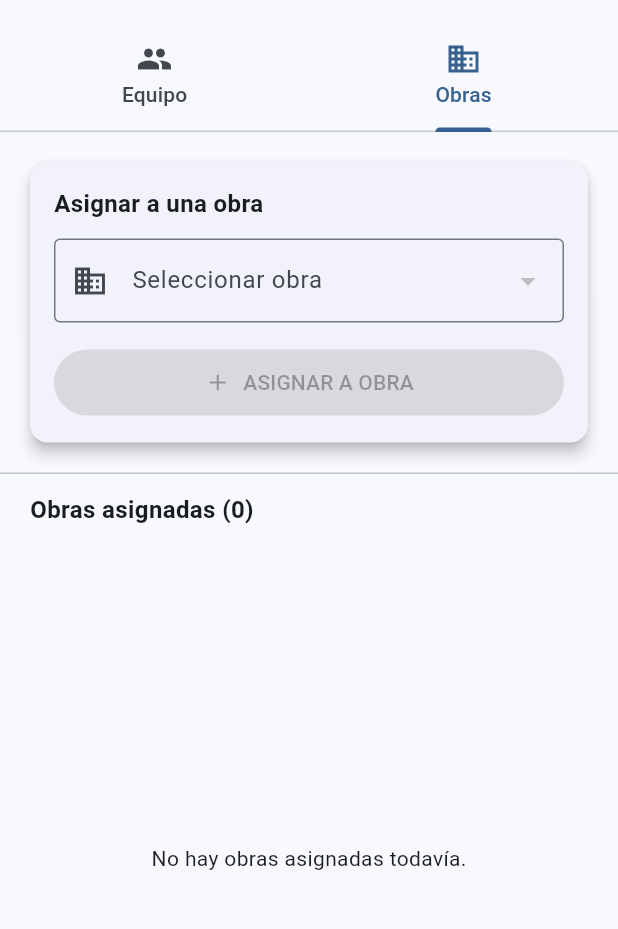
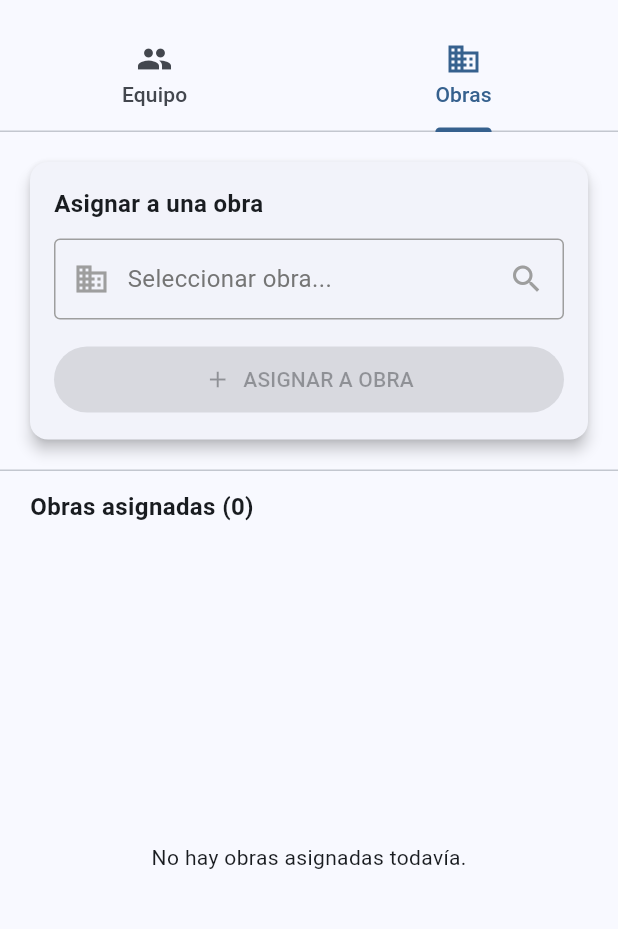
Before and after one commit to Riu22/partes_front, a Flutter app: the AsignarJefeScreen screen opened directly with empty values, tab 2 chosen, on a phone screen of 412 x 824 dp, the part 63-992 px from its top. Run offline on Flutter 3.47's test engine with Material 3 defaults, Android fonts, the phone set to English and light mode, and no system bars; our stand-ins replace connectivity_plus, dio, flutter_dotenv, flutter_riverpod, flutter_secure_storage, go_router and 3 more; missing offline and left inert: dart:html; accounts and stored records are empty; network calls fail.

Commit message:
feat: add AsignarJefeScreen to manage user subordinates and project assignments

```diff
--- a/lib/screens/admin/asignar_jefe_screen.dart
+++ b/lib/screens/admin/asignar_jefe_screen.dart
@@ -4,6 +4,7 @@ import '../../models/obra.dart';
 import '../../providers/admin_provider.dart';
 import '../../providers/auth_provider.dart';
 import '../../providers/obras_provider.dart';
+import '../../widgets/buscador_obras_modal.dart';
 
 class AsignarJefeScreen extends ConsumerStatefulWidget {
   final Map<String, dynamic> usuario;
@@ -28,7 +29,7 @@ class _AsignarJefeScreenState extends ConsumerState<AsignarJefeScreen>
   List<dynamic> _subordinadosActuales = [];
 
   // ── Estado pestaña Obras ──
-  String? _obraSeleccionada;
+  Obra? _obraSeleccionada;
   bool _enviandoObra = false;
   bool _cargandoObras = true;
   List<dynamic> _obrasAsignadas = [];
@@ -47,7 +48,6 @@ class _AsignarJefeScreenState extends ConsumerState<AsignarJefeScreen>
   @override
   void didChangeDependencies() {
     super.didChangeDependencies();
-    // Leemos el provider de obras (ya cacheado, no hace otra llamada de red)
     final obrasAsync = ref.read(obrasProvider);
     obrasAsync.whenData((lista) {
       if (mounted) setState(() => _todasLasObras = lista);
@@ -60,7 +60,6 @@ class _AsignarJefeScreenState extends ConsumerState<AsignarJefeScreen>
     super.dispose();
   }
 
-  // ── Carga subordinados actuales de este jefe ──
   Future<void> _cargarSubordinados() async {
     setState(() => _cargandoLista = true);
     try {
@@ -76,12 +75,10 @@ class _AsignarJefeScreenState extends ConsumerState<AsignarJefeScreen>
     }
   }
 
-  // ── Carga obras asignadas a este perfil ──
   Future<void> _cargarObrasAsignadas() async {
     setState(() => _cargandoObras = true);
     try {
       final api = ref.read(apiServiceProvider);
-      // GET /api/v1/asignaciones/perfil/{perfilId}
       final lista = await api.getObrasDePerfil(widget.usuario['id']);
       setState(() {
         _obrasAsignadas = lista;
@@ -109,7 +106,7 @@ class _AsignarJefeScreenState extends ConsumerState<AsignarJefeScreen>
       return !yaAsignado && !esElMismo && rolValido;
     }).toList();
 
-    // ── Filtro obras que aún no están asignadas a este perfil ──
+    // ── Obras que aún no están asignadas ──
     final obrasAsignadasIds = _obrasAsignadas
         .map((a) => a['obra']['id'].toString())
         .toSet();
@@ -277,22 +274,56 @@ class _AsignarJefeScreenState extends ConsumerState<AsignarJefeScreen>
                     style: TextStyle(fontSize: 16, fontWeight: FontWeight.bold),
                   ),
                   const SizedBox(height: 12),
-                  DropdownButtonFormField<String>(
-                    value: _obraSeleccionada,
-                    decoration: const InputDecoration(
-                      labelText: 'Seleccionar obra',
-                      border: OutlineInputBorder(),
-                      prefixIcon: Icon(Icons.business),
+
+                  // ── Selector con buscador en bottom sheet ──
+                  GestureDetector(
+                    onTap: () => abrirBuscadorObras(context, posiblesObras, (
+                      obraSeleccionada,
+                    ) {
+                      setState(() => _obraSeleccionada = obraSeleccionada);
+                    }),
+                    child: Container(
+                      padding: const EdgeInsets.symmetric(
+                        horizontal: 12,
+                        vertical: 14,
+                      ),
+                      decoration: BoxDecoration(
+                        border: Border.all(color: Colors.grey),
+                        borderRadius: BorderRadius.circular(4),
+                      ),
+                      child: Row(
+                        children: [
+                          const Icon(Icons.business, color: Colors.grey),
+                          const SizedBox(width: 12),
+                          Expanded(
+                            child: Text(
+                              _obraSeleccionada?.nombre ??
+                                  'Seleccionar obra...',
+                              style: TextStyle(
+                                fontSize: 16,
+                                color: _obraSeleccionada != null
+                                    ? null
+                                    : Colors.grey[600],
+                              ),
+                            ),
+                          ),
+                          if (_obraSeleccionada != null)
+                            GestureDetector(
+                              onTap: () =>
+                                  setState(() => _obraSeleccionada = null),
+                              child: const Icon(
+                                Icons.clear,
+                                size: 18,
+                                color: Colors.grey,
+                              ),
+                            )
+                          else
+                            const Icon(Icons.search, color: Colors.grey),
+                        ],
+                      ),
                     ),
-                    items: posiblesObras.map((o) {
-                      return DropdownMenuItem<String>(
-                        value: o.id.toString(),
-                        // ⚠️ Cambia 'o.nombre' por el campo real de tu modelo Obra
-                        child: Text(o.nombre),
-                      );
-                    }).toList(),
-                    onChanged: (v) => setState(() => _obraSeleccionada = v),
                   ),
+
                   const SizedBox(height: 16),
                   SizedBox(
                     width: double.infinity,
@@ -355,7 +386,6 @@ class _AsignarJefeScreenState extends ConsumerState<AsignarJefeScreen>
                         leading: const CircleAvatar(
                           child: Icon(Icons.business),
                         ),
-                        // ⚠️ Cambia 'nombre' por el campo real de tu JSON de obra
                         title: Text(obra['nombre'] ?? 'Obra ${obra['id']}'),
                         subtitle: Text('ID: ${obra['id']}'),
                         trailing: IconButton(
@@ -450,10 +480,9 @@ class _AsignarJefeScreenState extends ConsumerState<AsignarJefeScreen>
     setState(() => _enviandoObra = true);
     try {
       final api = ref.read(apiServiceProvider);
-      // POST /api/v1/asignaciones/asignar_a_obra/{perfilId}/{obraId}
       await api.asignarPerfilAObra(
         widget.usuario['id'] as String,
-        int.parse(_obraSeleccionada!),
+        _obraSeleccionada!.id,
       );
       setState(() => _obraSeleccionada = null);
       await _cargarObrasAsignadas();
@@ -499,7 +528,6 @@ class _AsignarJefeScreenState extends ConsumerState<AsignarJefeScreen>
     );
     if (confirmar == true) {
       try {
-        // DELETE /api/v1/asignaciones/eliminar/{asignacionId}
         await ref
             .read(apiServiceProvider)
             .eliminarAsignacionObra(asignacion['id'] as int);
```
